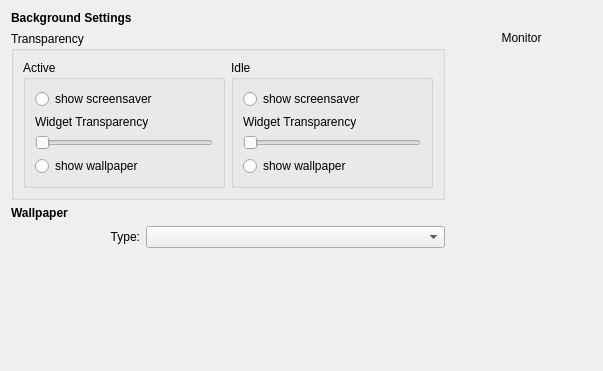
Above: plasma/shells/screensaver/BackgroundDialog.ui from mgottschlag/kwin-tiling before the change. Below: the same form after it.
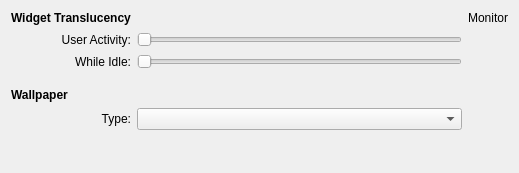
That is the form after the change.

Commit message: clean up the dialog in time for the string freeze

```diff
--- a/plasma/shells/screensaver/BackgroundDialog.ui
+++ b/plasma/shells/screensaver/BackgroundDialog.ui
@@ -5,37 +5,186 @@
    <rect>
     <x>0</x>
     <y>0</y>
-    <width>603</width>
-    <height>371</height>
+    <width>519</width>
+    <height>173</height>
    </rect>
   </property>
-  <property name="sizePolicy" >
-   <sizepolicy vsizetype="Expanding" hsizetype="Expanding" >
-    <horstretch>0</horstretch>
-    <verstretch>0</verstretch>
-   </sizepolicy>
-  </property>
   <property name="baseSize" >
    <size>
     <width>200</width>
     <height>700</height>
    </size>
   </property>
-  <layout class="QGridLayout" name="gridLayout" >
-   <item row="0" column="0" colspan="4" >
-    <widget class="QLabel" name="label_5" >
-     <property name="font" >
-      <font>
-       <weight>75</weight>
-       <bold>true</bold>
-      </font>
-     </property>
-     <property name="text" >
-      <string>Background Settings</string>
-     </property>
-    </widget>
+  <layout class="QGridLayout" name="gridLayout_2" >
+   <item row="0" column="0" >
+    <layout class="QGridLayout" name="gridLayout" >
+     <item row="0" column="0" colspan="2" >
+      <widget class="QLabel" name="m_wallpaperLabel_2" >
+       <property name="sizePolicy" >
+        <sizepolicy vsizetype="Preferred" hsizetype="Expanding" >
+         <horstretch>0</horstretch>
+         <verstretch>0</verstretch>
+        </sizepolicy>
+       </property>
+       <property name="font" >
+        <font>
+         <weight>75</weight>
+         <bold>true</bold>
+        </font>
+       </property>
+       <property name="text" >
+        <string>Widget Translucency</string>
+       </property>
+      </widget>
+     </item>
+     <item row="1" column="0" >
+      <spacer name="horizontalSpacer_2" >
+       <property name="orientation" >
+        <enum>Qt::Horizontal</enum>
+       </property>
+       <property name="sizeType" >
+        <enum>QSizePolicy::Fixed</enum>
+       </property>
+       <property name="sizeHint" stdset="0" >
+        <size>
+         <width>13</width>
+         <height>17</height>
+        </size>
+       </property>
+      </spacer>
+     </item>
+     <item row="1" column="1" >
+      <widget class="QLabel" name="label" >
+       <property name="text" >
+        <string>User Activity:</string>
+       </property>
+       <property name="alignment" >
+        <set>Qt::AlignRight|Qt::AlignTrailing|Qt::AlignVCenter</set>
+       </property>
+      </widget>
+     </item>
+     <item row="1" column="2" >
+      <widget class="QSlider" name="activeSlider" >
+       <property name="minimum" >
+        <number>1</number>
+       </property>
+       <property name="maximum" >
+        <number>10</number>
+       </property>
+       <property name="pageStep" >
+        <number>1</number>
+       </property>
+       <property name="orientation" >
+        <enum>Qt::Horizontal</enum>
+       </property>
+      </widget>
+     </item>
+     <item row="2" column="1" >
+      <widget class="QLabel" name="label_3" >
+       <property name="text" >
+        <string>While Idle:</string>
+       </property>
+       <property name="alignment" >
+        <set>Qt::AlignRight|Qt::AlignTrailing|Qt::AlignVCenter</set>
+       </property>
+      </widget>
+     </item>
+     <item row="2" column="2" >
+      <widget class="QSlider" name="idleSlider" >
+       <property name="maximum" >
+        <number>10</number>
+       </property>
+       <property name="pageStep" >
+        <number>1</number>
+       </property>
+       <property name="orientation" >
+        <enum>Qt::Horizontal</enum>
+       </property>
+      </widget>
+     </item>
+     <item row="3" column="1" >
+      <spacer name="verticalSpacer_3" >
+       <property name="orientation" >
+        <enum>Qt::Vertical</enum>
+       </property>
+       <property name="sizeType" >
+        <enum>QSizePolicy::Fixed</enum>
+       </property>
+       <property name="sizeHint" stdset="0" >
+        <size>
+         <width>17</width>
+         <height>13</height>
+        </size>
+       </property>
+      </spacer>
+     </item>
+     <item row="4" column="0" colspan="2" >
+      <widget class="QLabel" name="m_wallpaperLabel" >
+       <property name="sizePolicy" >
+        <sizepolicy vsizetype="Preferred" hsizetype="Expanding" >
+         <horstretch>0</horstretch>
+         <verstretch>0</verstretch>
+        </sizepolicy>
+       </property>
+       <property name="font" >
+        <font>
+         <weight>75</weight>
+         <bold>true</bold>
+        </font>
+       </property>
+       <property name="text" >
+        <string>Wallpaper</string>
+       </property>
+      </widget>
+     </item>
+     <item row="5" column="0" >
+      <spacer name="horizontalSpacer" >
+       <property name="orientation" >
+        <enum>Qt::Horizontal</enum>
+       </property>
+       <property name="sizeType" >
+        <enum>QSizePolicy::Fixed</enum>
+       </property>
+       <property name="sizeHint" stdset="0" >
+        <size>
+         <width>13</width>
+         <height>17</height>
+        </size>
+       </property>
+      </spacer>
+     </item>
+     <item row="5" column="1" >
+      <widget class="QLabel" name="m_wallpaperTypeLabel" >
+       <property name="text" >
+        <string>Type:</string>
+       </property>
+       <property name="alignment" >
+        <set>Qt::AlignRight|Qt::AlignTrailing|Qt::AlignVCenter</set>
+       </property>
+       <property name="buddy" >
+        <cstring>m_wallpaperMode</cstring>
+       </property>
+      </widget>
+     </item>
+     <item row="5" column="2" >
+      <widget class="QComboBox" name="m_wallpaperMode" >
+       <property name="sizePolicy" >
+        <sizepolicy vsizetype="Fixed" hsizetype="Expanding" >
+         <horstretch>1</horstretch>
+         <verstretch>0</verstretch>
+        </sizepolicy>
+       </property>
+       <property name="minimumSize" >
+        <size>
+         <width>150</width>
+         <height>0</height>
+        </size>
+       </property>
+      </widget>
+     </item>
+    </layout>
    </item>
-   <item rowspan="4" row="1" column="3" >
+   <item rowspan="3" row="0" column="1" >
     <layout class="QVBoxLayout" name="verticalLayout_2" >
      <item>
       <widget class="QLabel" name="m_monitor" >
@@ -68,200 +217,29 @@
      </item>
     </layout>
    </item>
-   <item row="3" column="0" colspan="3" >
-    <widget class="QWidget" native="1" name="m_wallpaperGroup" >
-     <layout class="QVBoxLayout" name="verticalLayout" >
-      <property name="leftMargin" >
-       <number>0</number>
-      </property>
-      <property name="topMargin" >
-       <number>0</number>
-      </property>
-      <property name="rightMargin" >
-       <number>0</number>
-      </property>
-      <item>
-       <layout class="QHBoxLayout" name="horizontalLayout" >
-        <item>
-         <widget class="QLabel" name="m_wallpaperTypeLabel" >
-          <property name="minimumSize" >
-           <size>
-            <width>129</width>
-            <height>0</height>
-           </size>
-          </property>
-          <property name="text" >
-           <string>Type:</string>
-          </property>
-          <property name="alignment" >
-           <set>Qt::AlignRight|Qt::AlignTrailing|Qt::AlignVCenter</set>
-          </property>
-          <property name="buddy" >
-           <cstring>m_wallpaperMode</cstring>
-          </property>
-         </widget>
-        </item>
-        <item>
-         <widget class="QComboBox" name="m_wallpaperMode" >
-          <property name="sizePolicy" >
-           <sizepolicy vsizetype="Fixed" hsizetype="Expanding" >
-            <horstretch>1</horstretch>
-            <verstretch>0</verstretch>
-           </sizepolicy>
-          </property>
-          <property name="minimumSize" >
-           <size>
-            <width>150</width>
-            <height>0</height>
-           </size>
-          </property>
-         </widget>
-        </item>
-       </layout>
-      </item>
-      <item>
-       <widget class="QWidget" native="1" name="m_wallpaperConfig" >
-        <property name="sizePolicy" >
-         <sizepolicy vsizetype="Expanding" hsizetype="Expanding" >
-          <horstretch>0</horstretch>
-          <verstretch>0</verstretch>
-         </sizepolicy>
-        </property>
-       </widget>
-      </item>
-     </layout>
-    </widget>
-   </item>
-   <item row="2" column="0" colspan="3" >
-    <widget class="QLabel" name="m_wallpaperLabel" >
+   <item row="1" column="0" >
+    <widget class="QWidget" native="1" name="m_wallpaperConfig" >
      <property name="sizePolicy" >
-      <sizepolicy vsizetype="Preferred" hsizetype="Expanding" >
+      <sizepolicy vsizetype="Expanding" hsizetype="Expanding" >
        <horstretch>0</horstretch>
        <verstretch>0</verstretch>
       </sizepolicy>
      </property>
-     <property name="font" >
-      <font>
-       <weight>75</weight>
-       <bold>true</bold>
-      </font>
-     </property>
-     <property name="text" >
-      <string>Wallpaper</string>
-     </property>
     </widget>
    </item>
-   <item row="4" column="1" >
+   <item row="2" column="0" >
     <spacer name="verticalSpacer" >
      <property name="orientation" >
       <enum>Qt::Vertical</enum>
      </property>
      <property name="sizeHint" stdset="0" >
       <size>
-       <width>20</width>
-       <height>64</height>
+       <width>143</width>
+       <height>6</height>
       </size>
      </property>
     </spacer>
    </item>
-   <item row="1" column="0" colspan="3" >
-    <widget class="QGroupBox" name="compositeGroup" >
-     <property name="title" >
-      <string>Transparency</string>
-     </property>
-     <layout class="QHBoxLayout" name="horizontalLayout_2" >
-      <item>
-       <widget class="QGroupBox" name="activeGroup" >
-        <property name="title" >
-         <string>Active</string>
-        </property>
-        <layout class="QVBoxLayout" name="verticalLayout_3" >
-         <item>
-          <widget class="QRadioButton" name="activeScreensaver" >
-           <property name="text" >
-            <string>show screensaver</string>
-           </property>
-          </widget>
-         </item>
-         <item>
-          <widget class="QLabel" name="label" >
-           <property name="text" >
-            <string>Widget Transparency</string>
-           </property>
-          </widget>
-         </item>
-         <item>
-          <widget class="QSlider" name="activeSlider" >
-           <property name="minimum" >
-            <number>1</number>
-           </property>
-           <property name="maximum" >
-            <number>10</number>
-           </property>
-           <property name="pageStep" >
-            <number>1</number>
-           </property>
-           <property name="orientation" >
-            <enum>Qt::Horizontal</enum>
-           </property>
-          </widget>
-         </item>
-         <item>
-          <widget class="QRadioButton" name="activeWallpaper" >
-           <property name="text" >
-            <string>show wallpaper</string>
-           </property>
-          </widget>
-         </item>
-        </layout>
-       </widget>
-      </item>
-      <item>
-       <widget class="QGroupBox" name="idleGroup" >
-        <property name="title" >
-         <string>Idle</string>
-        </property>
-        <layout class="QVBoxLayout" name="verticalLayout_4" >
-         <item>
-          <widget class="QRadioButton" name="idleScreensaver" >
-           <property name="text" >
-            <string>show screensaver</string>
-           </property>
-          </widget>
-         </item>
-         <item>
-          <widget class="QLabel" name="label_2" >
-           <property name="text" >
-            <string>Widget Transparency</string>
-           </property>
-          </widget>
-         </item>
-         <item>
-          <widget class="QSlider" name="idleSlider" >
-           <property name="maximum" >
-            <number>10</number>
-           </property>
-           <property name="pageStep" >
-            <number>1</number>
-           </property>
-           <property name="orientation" >
-            <enum>Qt::Horizontal</enum>
-           </property>
-          </widget>
-         </item>
-         <item>
-          <widget class="QRadioButton" name="idleWallpaper" >
-           <property name="text" >
-            <string>show wallpaper</string>
-           </property>
-          </widget>
-         </item>
-        </layout>
-       </widget>
-      </item>
-     </layout>
-    </widget>
-   </item>
   </layout>
   <zorder>label_5</zorder>
   <zorder>label_4</zorder>
```
Left out of the diff: 12 changed lines with no effect on the pictures. The commit also changes 1 other file.
